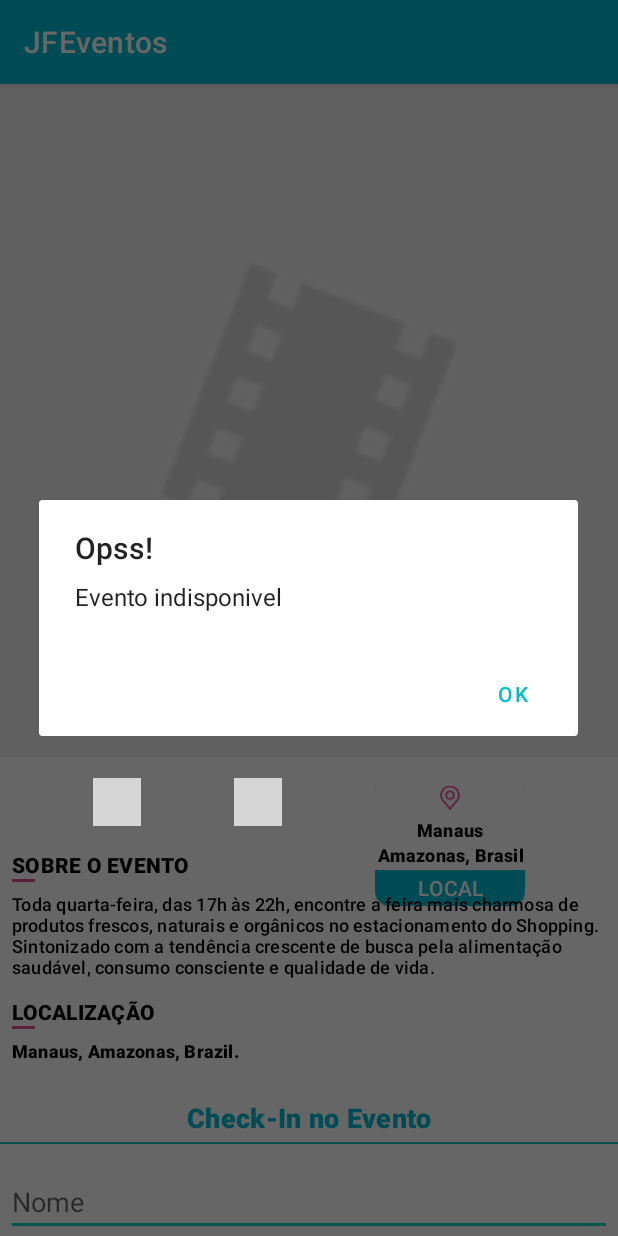
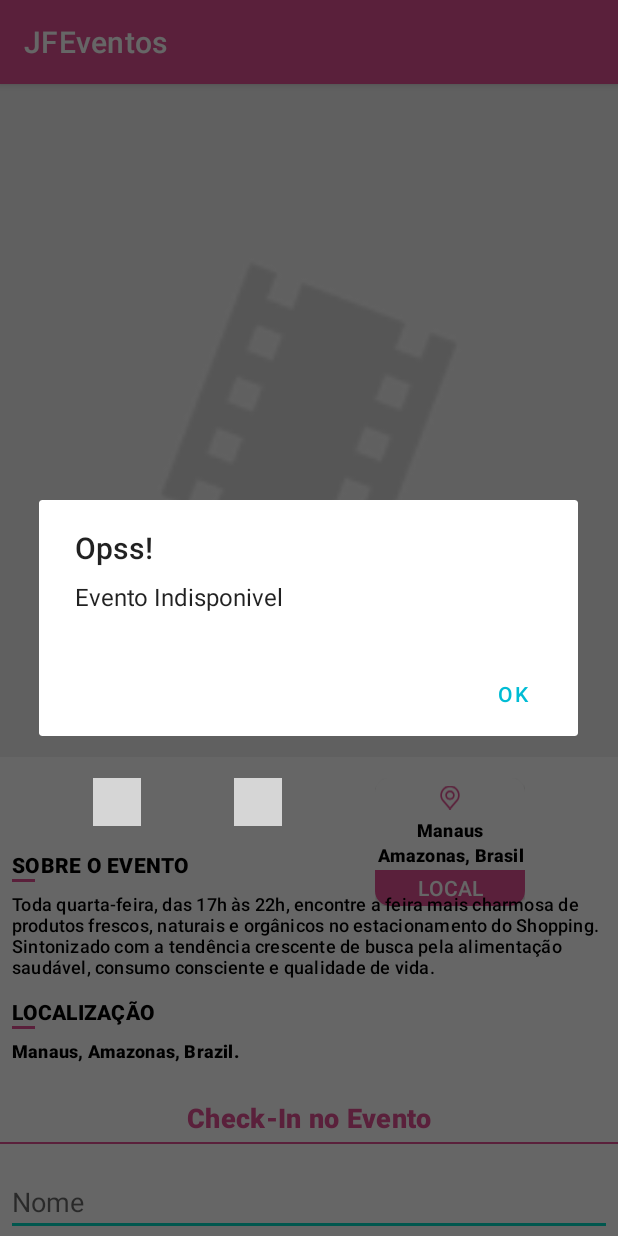
Before and after one commit to JonathanSouzaJFS/JFEventos, an Android app: the fragment DetailsFragment shown on its own in the app's theme, on a phone screen of 412 x 824 dp. Run offline under Robolectric (Android 15) with nearby library versions, the phone set to English and light mode, and no system bars; 6 statements that could not run were skipped; grey boxes are pictures that could not be loaded.

Commit message:
Cleaning the features:details module

```diff
--- a/common/src/main/res/values/colors.xml
+++ b/common/src/main/res/values/colors.xml
@@ -9,5 +9,5 @@
     <color name="colorGrey">#B3B6B7</color>
     <color name="colorGreyRv">#F4F6F7</color>
     <color name="titleColor">#00BCD4</color>
-    <color name="colorEvent">#00BCD4</color>
+    <color name="colorEvent">#E35093</color>
 </resources>
--- a/common/src/main/res/values/strings.xml
+++ b/common/src/main/res/values/strings.xml
@@ -13,4 +13,9 @@
     <string name="cancel">Cancelar</string>
     <string name="try_again">Tente Novamente!</string>
     <string name="sucess_title">Parabéns!</string>
+
+    <string name="checkin_label_sucess">CheckIn realizado com sucesso!</string>
+    <string name="indefined">Indefinido</string>
+    <string name="event_indefined">Evento Indisponivel</string>
+
 </resources>
--- a/customViews/src/main/res/values/colors.xml
+++ b/customViews/src/main/res/values/colors.xml
@@ -2,5 +2,5 @@
 <resources>
     <color name="colorBlack">#000000</color>
     <color name="colorWhite">#ffffff</color>
-    <color name="colorEvent">#00BCD4</color>
+    <color name="colorEvent">#E35093</color>
 </resources>
--- a/features/details/src/main/java/br/jfeventos/details/DetailsFragment.kt
+++ b/features/details/src/main/java/br/jfeventos/details/DetailsFragment.kt
@@ -8,6 +8,7 @@ import android.view.View
 import android.view.ViewGroup
 import androidx.fragment.app.Fragment
 import androidx.navigation.fragment.findNavController
+import br.jfeventos.common.R
 import br.jfeventos.common.utils.*
 import br.jfeventos.details.databinding.FragmentDetailsBinding
 import br.jfeventos.domain.model.CheckIn
@@ -34,7 +35,7 @@ class DetailsFragment : Fragment() {
         idEvent = arguments?.getLong("id")
 
         if (idEvent == null) {
-            showDialogError(requireContext(), "Evento indisponivel")
+            showDialogError(requireContext(), resources.getString(R.string.event_indefined))
             findNavController().popBackStack()
             return
         }
@@ -82,7 +83,7 @@ class DetailsFragment : Fragment() {
             it?.let { resource ->
                 when (resource) {
                     is NetworkResponse.Success -> {
-                        showDialogSucess(requireContext(), "CheckIn realizado com sucesso!")
+                        showDialogSucess(requireContext(), resources.getString(R.string.checkin_label_sucess))
                     }
                     is NetworkResponse.Error -> {
                         showDialogError(requireContext(), resource.exception)
@@ -103,7 +104,7 @@ class DetailsFragment : Fragment() {
         mBinding.eventLocaleView.bind(addresses[0].subAdminArea, addresses[0].adminArea)
         mBinding.eventInfoLocale.text = addresses[0].getAddressLine(0)
     } catch (ex: Exception) {
-        mBinding.eventInfoLocale.text = "Indefinido"
+        mBinding.eventInfoLocale.text = resources.getString(R.string.indefined)
     }
 
     private fun retrieveEvent(event: Event) {
--- a/features/details/src/main/res/layout/fragment_details.xml
+++ b/features/details/src/main/res/layout/fragment_details.xml
@@ -104,7 +104,7 @@
             android:layout_marginStart="8dp"
 
             android:layout_marginEnd="4dp"
-            android:background="#E35093"
+            android:background="@color/colorEvent"
             app:layout_constraintEnd_toEndOf="parent"
             app:layout_constraintHorizontal_bias="0.0"
             app:layout_constraintStart_toStartOf="parent"
@@ -145,7 +145,7 @@
             android:layout_width="15dp"
             android:layout_height="2dp"
             android:layout_marginStart="8dp"
-            android:background="#E35093"
+            android:background="@color/colorEvent"
             app:layout_constraintEnd_toEndOf="parent"
             app:layout_constraintHorizontal_bias="0.0"
             app:layout_constraintStart_toStartOf="parent"
@@ -182,7 +182,7 @@
             android:id="@+id/progressBar"
             android:layout_width="match_parent"
             android:layout_height="0dp"
-            android:background="#E35093"
+            android:background="@color/colorEvent"
             android:visibility="gone"
             app:layout_constraintBottom_toBottomOf="parent"
             app:layout_constraintEnd_toEndOf="parent"
--- a/features/home/src/main/res/values/strings.xml
+++ /dev/null
@@ -1,2 +0,0 @@
-<resources>
-</resources>
```
